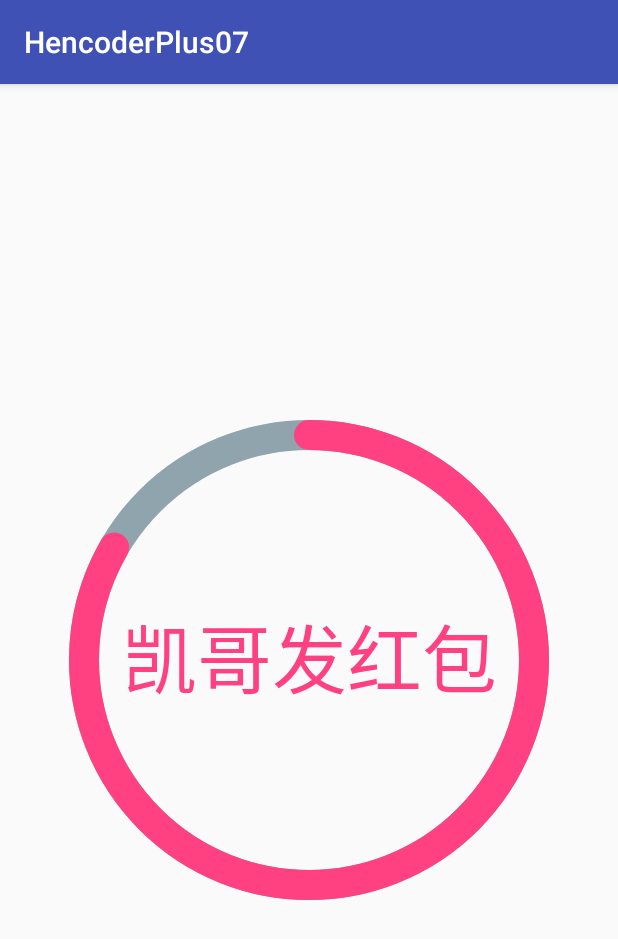
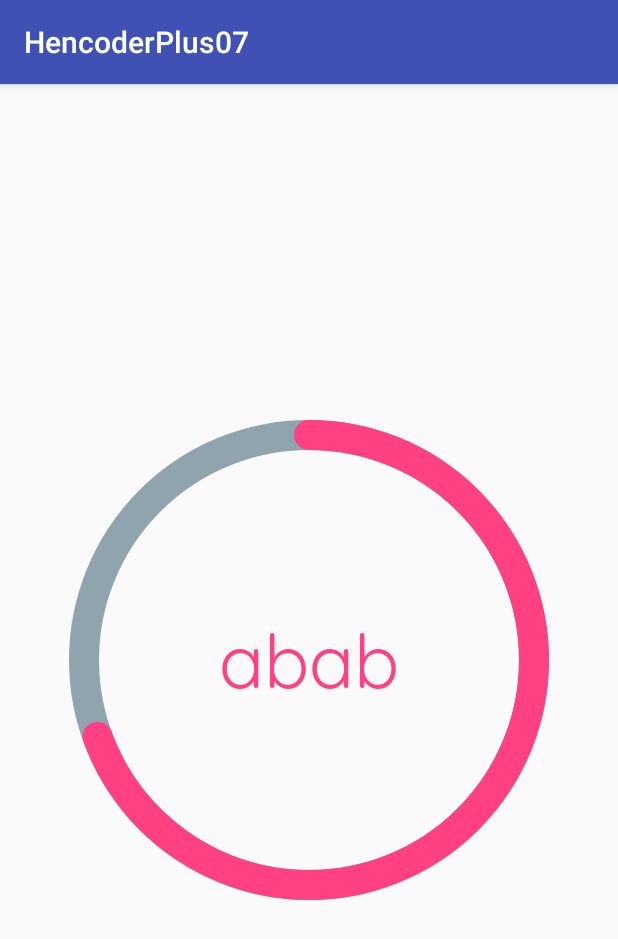
Before and after one commit to Wisdozzh/HencoderPlus, an Android app: the screen it shows after launch (SportsViewActivity), after a tap on "SportsView(运动)", on a phone screen of 412 x 824 dp. Shown: the top 939 px of the screen. Run offline under Robolectric (Android 15) with nearby library versions, the phone set to English and light mode, and no system bars.

Commit message:
07 三刷练习

```diff
--- a/07-change_camera_animation/src/main/java/com/smilecampus/zytec/hencoderplus07/view/ImageMultiTextView.java
+++ b/07-change_camera_animation/src/main/java/com/smilecampus/zytec/hencoderplus07/view/ImageMultiTextView.java
@@ -6,6 +6,7 @@ import android.graphics.BitmapFactory;
 import android.graphics.Canvas;
 import android.graphics.Paint;
 import android.support.annotation.Nullable;
+import android.text.StaticLayout;
 import android.util.AttributeSet;
 import android.util.Log;
 import android.view.View;
--- /dev/null
+++ b/07-change_camera_animation/src/main/java/com/smilecampus/zytec/hencoderplus07/view/SportsView1.java
@@ -0,0 +1,58 @@
+package com.smilecampus.zytec.hencoderplus07.view;
+
+import android.content.Context;
+import android.graphics.Canvas;
+import android.graphics.Color;
+import android.graphics.Paint;
+import android.graphics.Rect;
+import android.graphics.Typeface;
+import android.util.AttributeSet;
+import android.view.View;
+
+import com.smilecampus.zytec.hencoderplus07.Utils;
+
+public class SportsView1 extends View {
+    public static final float RING_WIDTH = Utils.dp2px(20);
+    public static final float RADIUS = Utils.dp2px(150);
+    private static final int CIRCLE_COLOR = Color.parseColor("#90A4AE");
+    private static final int HIGHLIGHT_COLOR = Color.parseColor("#FF4081");
+    Paint paint = new Paint(Paint.ANTI_ALIAS_FLAG);
+
+    Rect rect = new Rect();
+    Paint.FontMetrics fontMetrics = new Paint.FontMetrics();
+
+    public SportsView1(Context context, AttributeSet attrs) {
+        super(context, attrs);
+    }
+
+    {
+        paint.setTextSize(Utils.dp2px(50));
+        paint.setTypeface(Typeface.createFromAsset(getContext().getAssets(), "Quicksand-Regular.ttf"));
+        paint.getFontMetrics(fontMetrics);
+    }
+
+    @Override
+    protected void onDraw(Canvas canvas) {
+        super.onDraw(canvas);
+
+        paint.setStyle(Paint.Style.STROKE);
+        paint.setColor(CIRCLE_COLOR);
+        paint.setStrokeWidth(RING_WIDTH);
+        canvas.drawCircle(getWidth()/2, getHeight()/2, RADIUS, paint);
+
+        paint.setStrokeCap(Paint.Cap.ROUND);
+        paint.setColor(HIGHLIGHT_COLOR);
+        canvas.drawArc(getWidth()/2 - RADIUS, getHeight()/2 - RADIUS,
+                getWidth()/2 + RADIUS, getHeight()/2 + RADIUS,
+                -90, 250, false, paint);
+
+        paint.setStyle(Paint.Style.FILL);
+        paint.setTextAlign(Paint.Align.CENTER);
+        //第一种方案 有缺陷 如果字体变化的话 容易跳动
+//        paint.getTextBounds("abab", 0, "abab".length(), rect);
+//        int offset = (rect.bottom + rect.top) / 2;
+        //第二种方案
+        float offset = (fontMetrics.ascent + fontMetrics.descent) / 2;
+        canvas.drawText("abab", getWidth()/2, getHeight()/2 - offset, paint);
+    }
+}
--- a/07-change_camera_animation/src/main/res/layout/activity_camera_view.xml
+++ b/07-change_camera_animation/src/main/res/layout/activity_camera_view.xml
@@ -6,7 +6,7 @@
     android:orientation="vertical"
     tools:context=".ui.CameraViewActivity">
 
-    <com.smilecampus.zytec.hencoderplus07.view.CameraView
+    <com.smilecampus.zytec.hencoderplus07.view.CameraView1
         android:layout_width="match_parent"
         android:layout_height="match_parent" />
 </LinearLayout>
--- a/07-change_camera_animation/src/main/res/layout/activity_multi_text_view.xml
+++ b/07-change_camera_animation/src/main/res/layout/activity_multi_text_view.xml
@@ -6,7 +6,7 @@
     android:orientation="vertical"
     tools:context=".ui.ImageMultiTextViewActivity">
 
-    <com.smilecampus.zytec.hencoderplus07.view.ImageMultiTextView
+    <com.smilecampus.zytec.hencoderplus07.view.ImageMultiTextView1
         android:layout_width="match_parent"
         android:layout_height="match_parent" />
 
--- a/07-change_camera_animation/src/main/res/layout/activity_sports_view.xml
+++ b/07-change_camera_animation/src/main/res/layout/activity_sports_view.xml
@@ -6,7 +6,7 @@
     android:orientation="vertical"
     tools:context=".ui.SportsViewActivity">
 
-    <com.smilecampus.zytec.hencoderplus07.view.SportsView
+    <com.smilecampus.zytec.hencoderplus07.view.SportsView1
         android:layout_width="match_parent"
         android:layout_height="match_parent" />
 
```
Also changed, not shown: 07-change_camera_animation/src/main/java/com/smilecampus/zytec/hencoderplus07/view/CameraView1.java (added, +65 -0 lines), 07-change_camera_animation/src/main/java/com/smilecampus/zytec/hencoderplus07/view/ImageMultiTextView1.java (added, +75 -0 lines).
